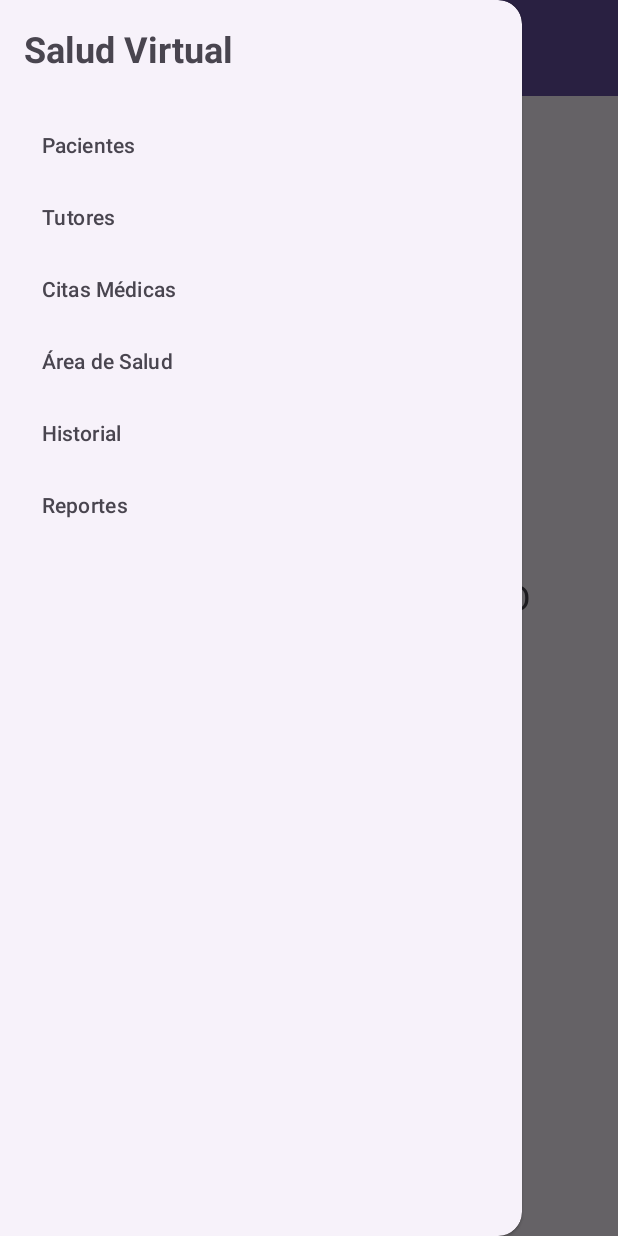
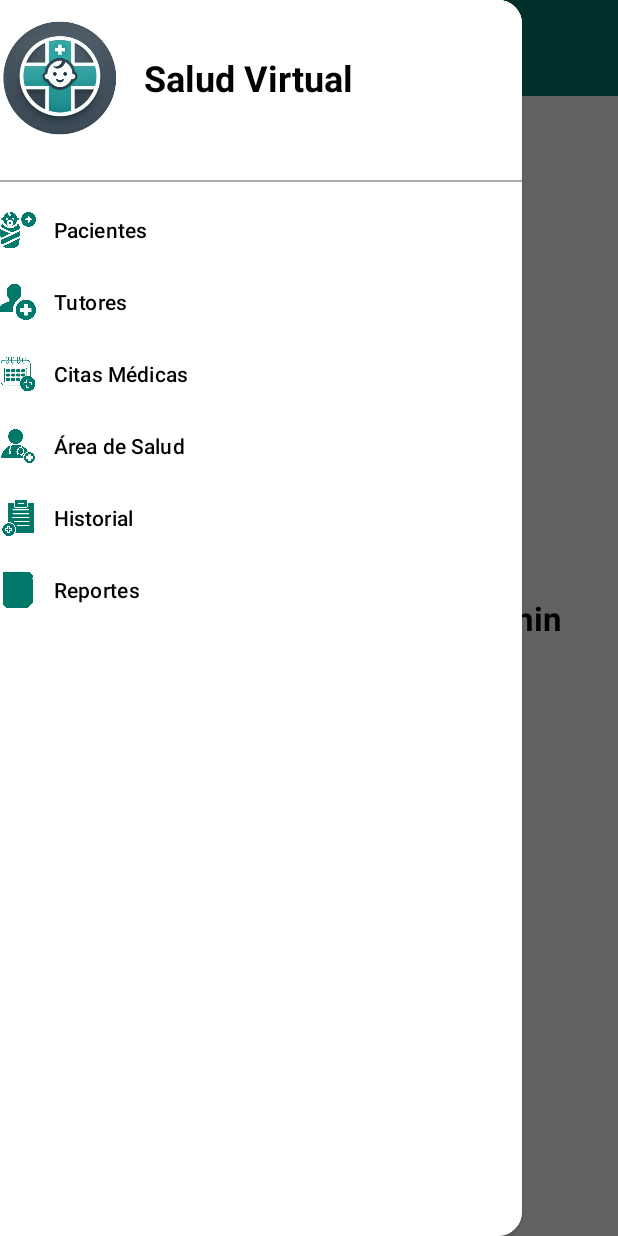
Before and after one commit to doomii18/PlataformaMovil_SaludVirtual, an Android app: the MenudeGestion screen opened directly, with no data from a screen before it, with the side drawer open, on a phone screen of 412 x 824 dp. Run offline under Robolectric (Android 15) with nearby library versions, the phone set to English and light mode, and no system bars.

Commit message:
Commit #3 Diseño del menu
Inicio del diseño del menú lateral preliminar, muchas mejoras por hacerse.

```diff
--- /dev/null
+++ b/app/src/main/res/drawable/circle_background.xml
@@ -0,0 +1,5 @@
+<?xml version="1.0" encoding="utf-8"?>
+    <shape xmlns:android="http://schemas.android.com/apk/res/android"
+        android:shape="oval">
+        <solid android:color="@android:color/white"/>
+    </shape>
--- a/app/src/main/res/layout/activity_menudegestion.xml
+++ b/app/src/main/res/layout/activity_menudegestion.xml
@@ -4,34 +4,53 @@
     xmlns:app="http://schemas.android.com/apk/res-auto"
     android:id="@+id/drawer_layout"
     android:layout_width="match_parent"
-    android:layout_height="match_parent">
+    android:layout_height="match_parent"
+    android:fitsSystemWindows="true">
 
+    <!-- CONTENIDO PRINCIPAL -->
     <RelativeLayout
         android:layout_width="match_parent"
-        android:layout_height="match_parent">
+        android:layout_height="match_parent"
+        android:background="@color/background_light">
 
+        <!-- Toolbar moderno -->
         <androidx.appcompat.widget.Toolbar
             android:id="@+id/toolbar"
             android:layout_width="match_parent"
             android:layout_height="?attr/actionBarSize"
-            android:background="?attr/colorPrimary"
-            android:theme="@style/ThemeOverlay.AppCompat.Dark.ActionBar" />
+            android:background="@color/teal_700"
+            android:theme="@style/ThemeOverlay.AppCompat.Dark.ActionBar"
+            app:title="Salud Virtual"
+            app:titleTextColor="@android:color/white"
+            app:popupTheme="@style/ThemeOverlay.AppCompat.Light" />
 
+        <!-- Mensaje de bienvenida -->
         <TextView
+            android:id="@+id/tvBienvenida"
             android:layout_width="wrap_content"
             android:layout_height="wrap_content"
+            android:text="Bienvenido a Salud Virtual, Admin"
+            android:textSize="22sp"
+            android:textStyle="bold"
+            android:textColor="@color/black"
             android:layout_centerInParent="true"
-            android:text="BIENVENIDO AL SISTEMA SALUD VIRTUAL, ADMIN"
-            android:textSize="24sp" />
+            android:gravity="center"
+            android:padding="16dp"/>
 
+        <!-- Botón de acción -->
     </RelativeLayout>
 
+    <!-- MENÚ LATERAL -->
     <com.google.android.material.navigation.NavigationView
         android:id="@+id/nav_view"
         android:layout_width="wrap_content"
         android:layout_height="match_parent"
         android:layout_gravity="start"
+        android:fitsSystemWindows="true"
         app:headerLayout="@layout/nav_headermenugestion"
-        app:menu="@menu/nav_menugestion" />
-
+        app:menu="@menu/nav_menugestion"
+        app:itemIconTint="@color/teal_700"
+        app:itemTextColor="@color/black"
+        app:itemRippleColor="@color/teal_200"
+        app:theme="@style/NavigationMenuStyle"/>
 </androidx.drawerlayout.widget.DrawerLayout>
--- a/app/src/main/res/layout/nav_headermenugestion.xml
+++ b/app/src/main/res/layout/nav_headermenugestion.xml
@@ -1,9 +1,23 @@
-<?xml version="1.0" encoding="utf-8"?>
 <LinearLayout xmlns:android="http://schemas.android.com/apk/res/android"
     android:layout_width="match_parent"
     android:layout_height="wrap_content"
     android:orientation="vertical"
-    android:padding="16dp">
+    android:padding="16dp"
+    android:background="#FFFFFF">
+
+    <LinearLayout
+        android:layout_width="match_parent"
+        android:layout_height="104dp"
+        android:layout_marginBottom="16dp"
+        android:orientation="horizontal"
+        android:gravity="center_vertical">
+
+        <ImageView
+            android:id="@+id/img_profile"
+            android:layout_width="80dp"
+            android:layout_height="80dp"
+            android:layout_marginEnd="16dp"
+            android:src="@drawable/logo" />
 
         <TextView
             android:layout_width="wrap_content"
@@ -12,3 +26,18 @@
             android:textSize="24sp"
             android:textStyle="bold" />
     </LinearLayout>
+
+    <!-- Línea divisoria -->
+    <View
+        android:layout_width="match_parent"
+        android:layout_height="1dp"
+        android:background="@android:color/darker_gray"
+        android:layout_marginBottom="8dp"/>
+
+
+    <LinearLayout
+        android:layout_width="match_parent"
+        android:layout_height="wrap_content">
+        <!-- Aquí puedes añadir más contenido o botones -->
+    </LinearLayout>
+</LinearLayout>
--- a/app/src/main/res/menu/nav_menugestion.xml
+++ b/app/src/main/res/menu/nav_menugestion.xml
@@ -1,21 +1,41 @@
 <?xml version="1.0" encoding="utf-8"?>
 <menu xmlns:android="http://schemas.android.com/apk/res/android">
+    <group android:title="Gestión de Pacientes">
         <item
             android:id="@+id/nav_pacientes"
-        android:title="Pacientes" />
+            android:title="Pacientes"
+            android:icon="@drawable/ic_paciente"
+            android:iconTint="@color/colorAccent" />
         <item
             android:id="@+id/nav_tutores"
-        android:title="Tutores" />
+            android:title="Tutores"
+            android:icon="@drawable/ic_tutor"
+            android:iconTint="@color/colorAccent" />
+    </group>
+
+    <group android:title="Citas y Salud">
         <item
             android:id="@+id/nav_citas"
-        android:title="Citas Médicas" />
+            android:title="Citas Médicas"
+            android:icon="@drawable/ic_citamedica"
+            android:iconTint="@color/colorAccent" />
         <item
             android:id="@+id/nav_area_salud"
-        android:title="Área de Salud" />
+            android:title="Área de Salud"
+            android:icon="@drawable/ic_doctor"
+            android:iconTint="@color/colorAccent" />
         <item
             android:id="@+id/nav_historial"
-        android:title="Historial" />
+            android:title="Historial"
+            android:icon="@drawable/ic_historialmedico"
+            android:iconTint="@color/colorAccent" />
+    </group>
+
+    <group android:title="Reportes">
         <item
             android:id="@+id/nav_reportes"
-        android:title="Reportes" />
+            android:title="Reportes"
+            android:icon="@drawable/ic_reportes"
+            android:iconTint="@color/colorAccent" />
+    </group>
 </menu>
--- a/app/src/main/res/values/colors.xml
+++ b/app/src/main/res/values/colors.xml
@@ -1,5 +1,11 @@
 <?xml version="1.0" encoding="utf-8"?>
 <resources>
-    <color name="black">#FF000000</color>
+    <color name="black">#000000</color>
     <color name="white">#FFFFFFFF</color>
+    <color name="colorPrimary">#6200EE</color>
+    <color name="colorAccent">#03DAC5</color>
+    <color name="teal_700">#00796B</color>
+    <color name="teal_200">#80CBC4</color>
+    <color name="background_light">#F5F5F5</color>
+
 </resources>
--- /dev/null
+++ b/app/src/main/res/values/style.xml
@@ -0,0 +1,17 @@
+<?xml version="1.0" encoding="utf-8"?>
+<resources>
+    <!-- Estilo personalizado para el NavigationView -->
+    <style name="NavigationMenuStyle" parent="Widget.Design.NavigationView">
+        <item name="android:background">#FFFFFF</item> <!-- Color de fondo -->
+        <item name="android:itemTextAppearance">@style/NavigationItemTextAppearance
+        </item>
+        <item name="android:textSize">20sp</item> <!-- Aumentar el tamaño del texto -->
+        <item name="android:textColor">@android:color/black</item> <!-- Color del texto -->
+
+    </style>
+
+    <style name="NavigationItemTextAppearance">
+        <item name="android:textSize">30sp</item>
+        <item name="android:textColor">#FF0000</item> <!-- Color del texto de los elementos -->
+    </style>
+</resources>
```
Also changed, not shown: app/src/main/res/drawable/ic_citamedica.png (added), app/src/main/res/drawable/ic_doctor.png (added), app/src/main/res/drawable/ic_historialmedico.png (added), app/src/main/res/drawable/ic_paciente.png (added), app/src/main/res/drawable/ic_reportes.png (added), app/src/main/res/drawable/ic_tutor.png (added), app/src/main/res/drawable/menu.png (added). Lines whose indentation alone changed are shown as unchanged.
